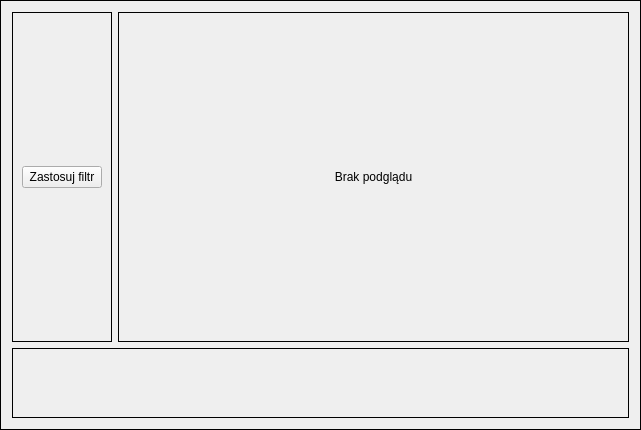
Old version of the form view/filterwidget.ui in the repository jm4R/TouchImage.
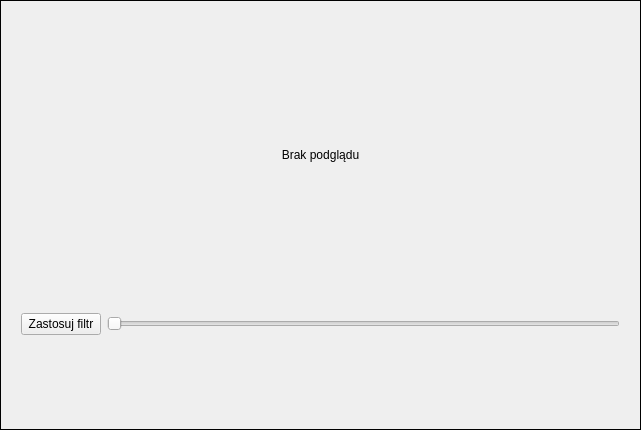
New version of the form.

```diff
--- a/view/filterwidget.ui
+++ b/view/filterwidget.ui
@@ -22,72 +22,64 @@
   <property name="lineWidth">
    <number>1</number>
   </property>
-  <layout class="QVBoxLayout" name="verticalLayout" stretch="1,0">
+  <layout class="QVBoxLayout" name="verticalLayout">
    <item>
-    <widget class="QWidget" name="widget" native="true">
+    <widget class="QLabel" name="label">
      <property name="sizePolicy">
-      <sizepolicy hsizetype="Minimum" vsizetype="Minimum">
+      <sizepolicy hsizetype="Expanding" vsizetype="Expanding">
        <horstretch>0</horstretch>
        <verstretch>0</verstretch>
       </sizepolicy>
+     </property>
+     <property name="focusPolicy">
+      <enum>Qt::NoFocus</enum>
+     </property>
+     <property name="frameShape">
+      <enum>QFrame::NoFrame</enum>
+     </property>
+     <property name="text">
+      <string>Brak podglądu</string>
+     </property>
+     <property name="alignment">
+      <set>Qt::AlignCenter</set>
+     </property>
+    </widget>
+   </item>
+   <item>
+    <widget class="QFrame" name="frame">
+     <property name="sizePolicy">
+      <sizepolicy hsizetype="Expanding" vsizetype="Minimum">
+       <horstretch>0</horstretch>
+       <verstretch>0</verstretch>
+      </sizepolicy>
+     </property>
+     <property name="frameShape">
+      <enum>QFrame::NoFrame</enum>
+     </property>
+     <property name="frameShadow">
+      <enum>QFrame::Plain</enum>
      </property>
      <layout class="QHBoxLayout" name="horizontalLayout">
-      <property name="spacing">
-       <number>6</number>
-      </property>
-      <property name="leftMargin">
-       <number>0</number>
-      </property>
-      <property name="topMargin">
-       <number>0</number>
-      </property>
-      <property name="rightMargin">
-       <number>0</number>
-      </property>
-      <property name="bottomMargin">
-       <number>0</number>
-      </property>
       <item>
-       <widget class="QFrame" name="frame">
+       <widget class="QPushButton" name="pushButton">
         <property name="sizePolicy">
-         <sizepolicy hsizetype="Fixed" vsizetype="Preferred">
+         <sizepolicy hsizetype="Fixed" vsizetype="Fixed">
           <horstretch>0</horstretch>
           <verstretch>0</verstretch>
          </sizepolicy>
         </property>
-        <property name="frameShape">
-         <enum>QFrame::Panel</enum>
-        </property>
-        <property name="frameShadow">
-         <enum>QFrame::Plain</enum>
-        </property>
-        <layout class="QVBoxLayout" name="verticalLayout_2">
-         <item>
-          <widget class="QPushButton" name="pushButton">
-           <property name="sizePolicy">
-            <sizepolicy hsizetype="Fixed" vsizetype="Fixed">
-             <horstretch>0</horstretch>
-             <verstretch>0</verstretch>
-            </sizepolicy>
-           </property>
-           <property name="text">
-            <string>Zastosuj filtr</string>
-           </property>
-          </widget>
-         </item>
-        </layout>
-       </widget>
-      </item>
-      <item>
-       <widget class="QLabel" name="label">
-        <property name="frameShape">
-         <enum>QFrame::Panel</enum>
+        <property name="focusPolicy">
+         <enum>Qt::NoFocus</enum>
         </property>
         <property name="text">
-         <string>Brak podglądu</string>
+         <string>Zastosuj filtr</string>
         </property>
-        <property name="alignment">
-         <set>Qt::AlignCenter</set>
+       </widget>
+      </item>
+      <item>
+       <widget class="QSlider" name="horizontalSlider">
+        <property name="orientation">
+         <enum>Qt::Horizontal</enum>
         </property>
        </widget>
       </item>
@@ -112,7 +104,7 @@
       </size>
      </property>
      <property name="frameShape">
-      <enum>QFrame::Panel</enum>
+      <enum>QFrame::NoFrame</enum>
      </property>
      <property name="frameShadow">
       <enum>QFrame::Plain</enum>
@@ -131,7 +123,7 @@
        <rect>
         <x>0</x>
         <y>0</y>
-        <width>619</width>
+        <width>621</width>
         <height>76</height>
        </rect>
       </property>
```
Left out of the diff: 3 changed lines with no effect on the pictures.
